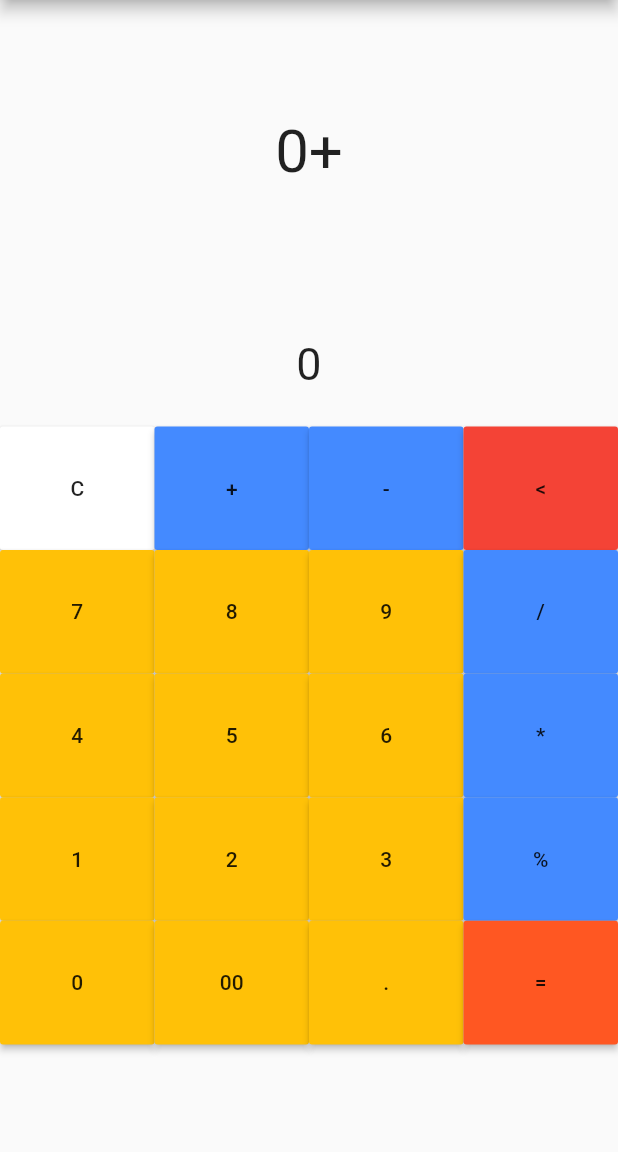
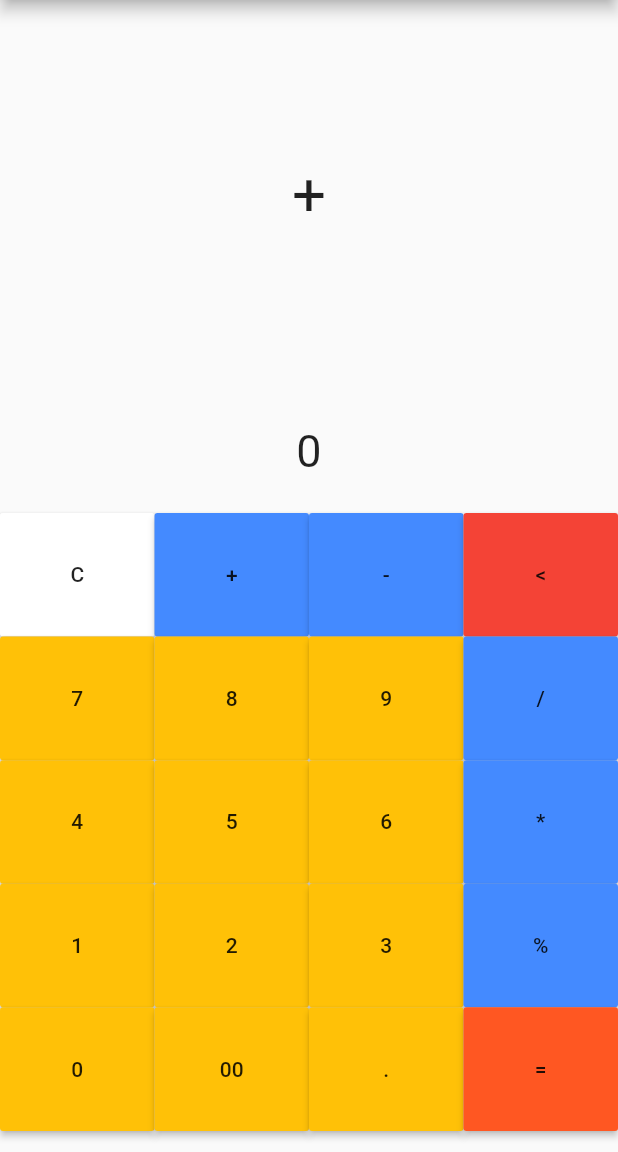
Before and after one commit to murugan-k-0204/Calculator-with-flutter, a Flutter app: the screen it shows after launch, after a tap on an icon or button, on a phone screen of 412 x 824 dp, the part 84-1236 px from its top. Run offline on Flutter 3.47's test engine with Material 2 defaults, Android fonts, the phone set to English and light mode, and no system bars.

Commit message:
responsive correction

```diff
--- a/lib/main.dart
+++ b/lib/main.dart
@@ -10,12 +10,22 @@ class SizeConfig{
   static late double Height;
   static late double Width;
 
+  static late double _safeAreaHori;
+  static late double _safeAreaVert;
+  static late double safeAreaHeight;
+  static late double safeAreaWidth;
+
   void init(BuildContext context){
     _mediaQueryData = MediaQuery.of(context);
     screenHeight = _mediaQueryData.size.height;
     screenWidth = _mediaQueryData.size.width;
     Width = screenWidth/100;
     Height = screenHeight/100;
+
+    _safeAreaVert = _mediaQueryData.padding.left + _mediaQueryData.padding.right;
+    _safeAreaHori = _mediaQueryData.padding.top + _mediaQueryData.padding.bottom;
+    safeAreaHeight = (screenHeight - _safeAreaHori) / 100;
+    safeAreaWidth = (screenWidth - _safeAreaVert) / 100;
   }
 }
 
@@ -109,8 +119,8 @@ class _MyHomePageState extends State<MyHomePage> {
   @override
   Widget build(BuildContext context) {
     SizeConfig().init(context);
-    double w = SizeConfig.Width;
-    double h = SizeConfig.Height;
+    double w = SizeConfig.safeAreaWidth;
+    double h = SizeConfig.safeAreaHeight;
     return Scaffold(
       appBar: AppBar(
         title: Text("Calculator App"),
@@ -118,9 +128,11 @@ class _MyHomePageState extends State<MyHomePage> {
       body: Column(
         children: [
           SizedBox(
-            height: 24.5 * h,
+
+            height: 31.5 * h,
             width: 100 * w,
             child: Center(
+
               child: Text(
                 main_area,
                 style: TextStyle(fontSize: 40),
```
